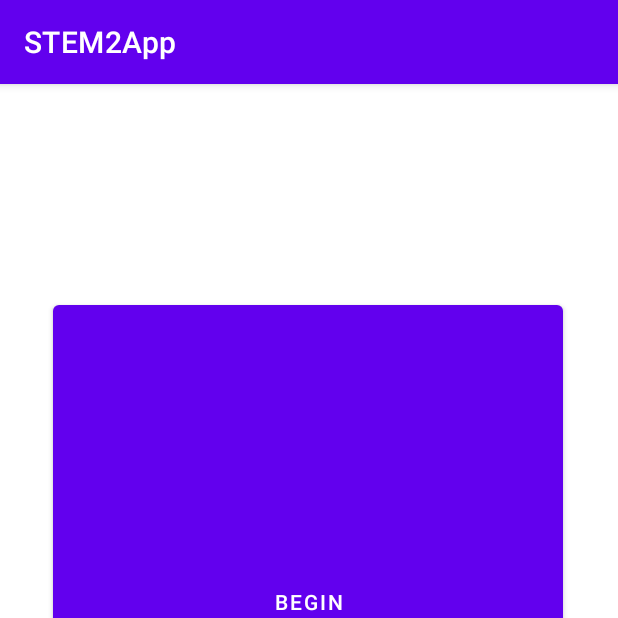
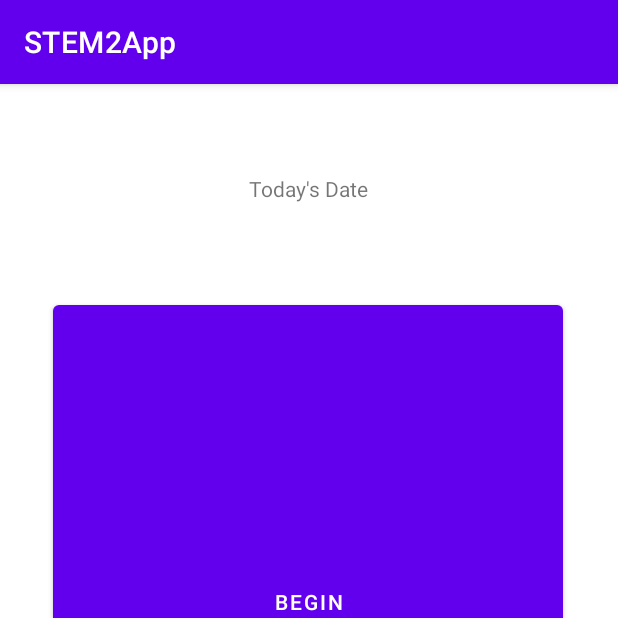
Before and after one commit to SchemingSamurai/AppTesting, an Android app: the screen it shows after launch (MainActivity), on a phone screen of 412 x 824 dp, the top half of it. Run offline under Robolectric (Android 15) with nearby library versions, the phone set to English and light mode, and no system bars; libraries missing offline, so code that uses them is left out: com.chaquo.python; 5 statements that could not run were skipped.

Commit message:
for yiming

```diff
--- a/app/src/main/java/com/example/stem2app/MainActivity.java
+++ b/app/src/main/java/com/example/stem2app/MainActivity.java
@@ -9,11 +9,16 @@ import android.os.Bundle;
 import android.speech.RecognitionListener;
 import android.speech.RecognizerIntent;
 import android.speech.SpeechRecognizer;
+import android.speech.tts.TextToSpeech;
 import android.view.View;
 import android.widget.Button;
 import android.widget.TextView;
 import android.widget.Toast;
 import android.view.View.OnClickListener;
+
+import com.chaquo.python.PyObject;
+import com.chaquo.python.Python;
+import com.chaquo.python.android.AndroidPlatform;
 
 import java.util.ArrayList;
 import static android.Manifest.permission.RECORD_AUDIO;
@@ -22,22 +27,45 @@ public class MainActivity extends AppCompatActivity {
 
     private SpeechRecognizer speechRecognizer;
     private Intent intentRecognizer;
-    private TextView textView;
-
+    private TextView spokenText;
+    TextView dateText;
 
     @Override
     protected void onCreate(Bundle savedInstanceState) {
         super.onCreate(savedInstanceState);
         setContentView(R.layout.activity_main);
 
+        //Run Python Script
+        dateText = findViewById(R.id.dateScript);
 
+        if (! Python.isStarted()) {
+            Python.start(new AndroidPlatform(this));
+        }
+
+        //create python instance
+        Python py =Python.getInstance();
+        //create python object
+        PyObject pyObj = py.getModule("sample");
+
+        //call function
+        PyObject obj = pyObj.callAttr("main");
+
+        //set returned text to textView
+        dateText.setText(obj.toString());
+
+
+
+        //Voice Commands
+        //ask device for permissions
         ActivityCompat.requestPermissions(this, new String[]{RECORD_AUDIO}, PackageManager.PERMISSION_GRANTED);
 
-        textView = findViewById(R.id.saidTxt);
+        spokenText = findViewById(R.id.saidTxt);
         intentRecognizer = new Intent(RecognizerIntent.ACTION_RECOGNIZE_SPEECH);
         intentRecognizer.putExtra(RecognizerIntent.EXTRA_LANGUAGE_MODEL, RecognizerIntent.LANGUAGE_MODEL_FREE_FORM);
 
+
         speechRecognizer = SpeechRecognizer.createSpeechRecognizer(this);
+
         speechRecognizer.setRecognitionListener(new RecognitionListener() {
             @Override
             public void onReadyForSpeech(Bundle params) {
@@ -80,7 +108,7 @@ public class MainActivity extends AppCompatActivity {
                 String string = "";
                 if (matches != null) {
                     string = matches.get(0);
-                    textView.setText(string);
+                    spokenText.setText(string);
                 }
             }
 
@@ -89,28 +117,22 @@ public class MainActivity extends AppCompatActivity {
 
             }
         });
+    }
 
 
-        Button begin = (Button) findViewById(R.id.beginBtn);
-
-        begin.setOnClickListener(new OnClickListener() {
-            @Override
-            public void onClick(View v) {
+    public void BeginButton(View view){
                 speechRecognizer.startListening(intentRecognizer);
                 Toast toast = Toast.makeText(getApplicationContext(), "Clicked Begin", Toast.LENGTH_LONG);
                 toast.show();
             }
-        });
-    }
 
-    public void BeginButton(View view){
-
-    }
 
 
     public void StopButton(View view){
-        speechRecognizer.stopListening();
-    }
+                speechRecognizer.stopListening();
+                Toast toast = Toast.makeText(getApplicationContext(), "Clicked Stop", Toast.LENGTH_LONG);
+                toast.show();
+            }
 
 
 
--- a/app/src/main/res/layout/activity_main.xml
+++ b/app/src/main/res/layout/activity_main.xml
@@ -11,6 +11,7 @@
         android:id="@+id/beginBtn"
         android:layout_width="340sp"
         android:layout_height="408sp"
+        android:onClick="BeginButton"
         android:text="@string/beginTxt"
         app:layout_constraintBottom_toBottomOf="parent"
         app:layout_constraintEnd_toEndOf="parent"
@@ -38,7 +39,20 @@
         android:layout_marginStart="33dp"
         android:layout_marginLeft="33dp"
         android:layout_marginTop="24dp"
+        android:onClick="StopButton"
         android:text="@string/stopTxt"
         app:layout_constraintStart_toStartOf="parent"
         app:layout_constraintTop_toBottomOf="@+id/beginBtn" />
+
+    <TextView
+        android:id="@+id/dateScript"
+        android:layout_width="wrap_content"
+        android:layout_height="wrap_content"
+        android:layout_marginTop="60dp"
+        android:text="Today's Date"
+        app:layout_constraintEnd_toEndOf="parent"
+        app:layout_constraintHorizontal_bias="0.5"
+        app:layout_constraintStart_toStartOf="parent"
+        app:layout_constraintTop_toTopOf="parent" />
+
 </androidx.constraintlayout.widget.ConstraintLayout>
--- a/build.gradle
+++ b/build.gradle
@@ -3,10 +3,11 @@ buildscript {
     repositories {
         google()
         jcenter()
+        maven { url "https://chaquo.com/maven" }
     }
     dependencies {
+        classpath 'com.chaquo.python:gradle:9.1.0'
         classpath "com.android.tools.build:gradle:4.1.3"
-
         // NOTE: Do not place your application dependencies here; they belong
         // in the individual module build.gradle files
     }
```
Also changed, not shown: app/build.gradle (+18 -1 lines), 1 other file.
